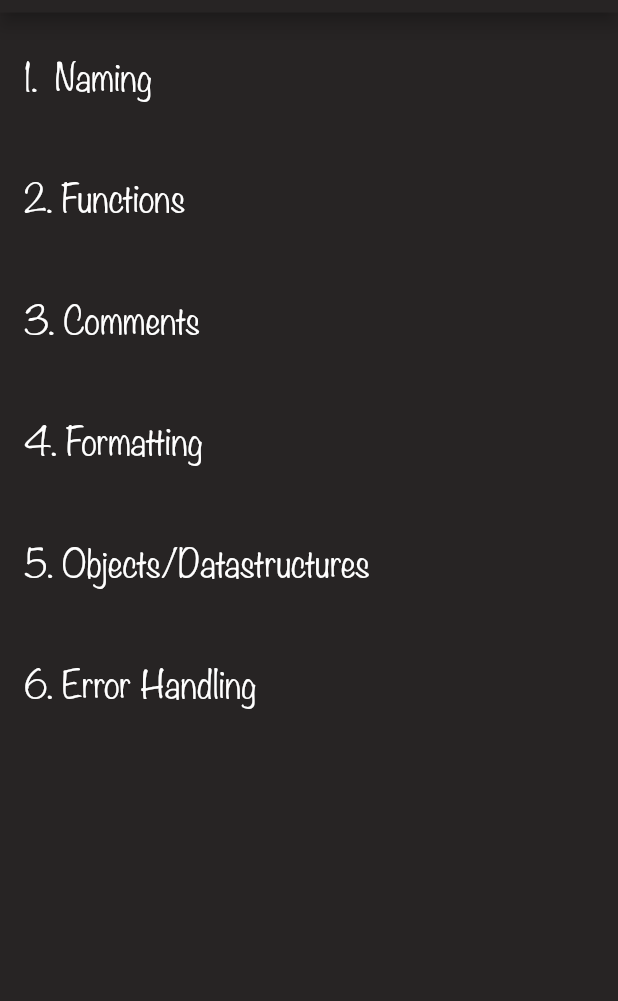
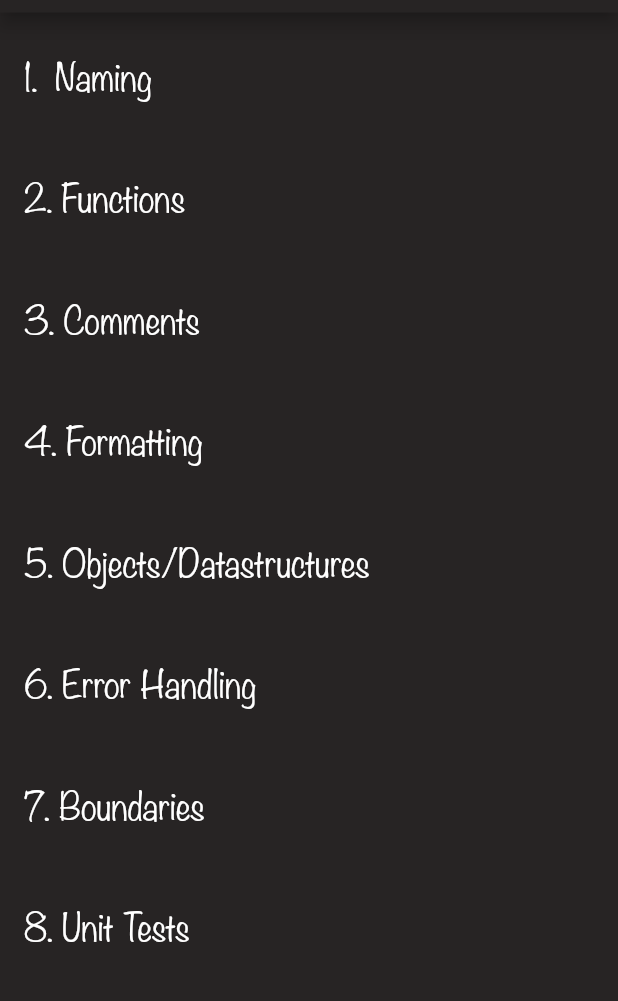
Before and after one commit to TheUltimateOptimist/CleanCode, a Flutter app: the screen it shows after launch, on a phone screen of 412 x 824 dp, the part 109-1110 px from its top. Run offline on Flutter 3.47's test engine with Material 2 defaults, Android fonts, the light colour scheme and no system bars.

Commit message:
added boundaris and unit testing chapters

```diff
--- a/lib/main.dart
+++ b/lib/main.dart
@@ -66,6 +66,8 @@ class Summary {
     "Formatting",
     "Objects/Datastructures",
     "Error Handling",
+    "Boundaries",
+    "Unit Tests"
 
   ];
   static final Map<int, List<String>> content = {
@@ -75,5 +77,7 @@ class Summary {
     3: ["one way should be consistenly applied","seperate code parts by blank lines","code belonging to each other should be dense","calling functions above called functions","surround assignment operators, +, - with whitespace","use identation for blocks"],
     4: ["hide implementation details","","","","","","","","","","","",""],
     5: ["use exceptions instead of return Codes","write try catch block first","use unchecked exceptions","provide context with exceptions","wrap third party apis","let a class handle special cases(Special Case Pattern)","do not return null","do not pass null","seperate error handling from main logic",],
+    6: ["write 'learning' tests for third party apis","abstract third party code away",],
+    7: ["test code is as important as production code","keep tests clean","tests should be readable","create own domain specific testing language","minimize number of asserts per test","tests should be fast","tests be independent from each other","repeatable","self-validating","should be written just before production code",],
   };
 }
```
